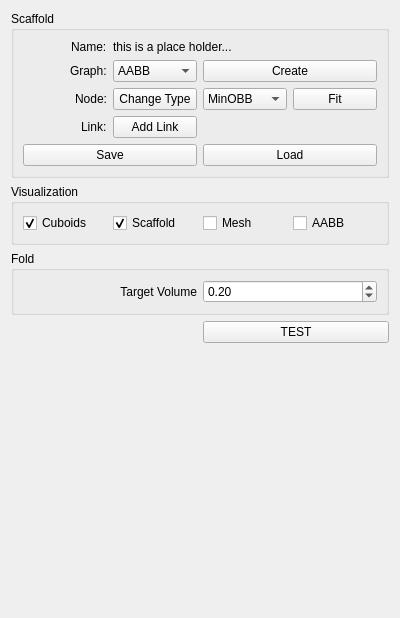
Above: FoldPlugin/FdWidget.ui from letienhung/fold-hcc before the change. Below: the same form after it.
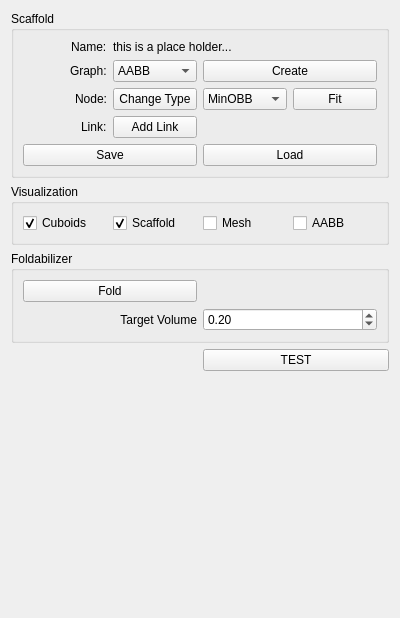
That is the form after the change.

The edit to the form file:
```diff
--- a/FoldPlugin/FdWidget.ui
+++ b/FoldPlugin/FdWidget.ui
@@ -212,7 +212,7 @@
    <item row="3" column="0" colspan="2">
     <widget class="QGroupBox" name="groupBox_3">
      <property name="title">
-      <string>Fold</string>
+      <string>Foldabilizer</string>
      </property>
      <layout class="QGridLayout" name="gridLayout_4">
       <item row="1" column="1">
@@ -238,6 +238,13 @@
         </property>
        </widget>
       </item>
+      <item row="0" column="0">
+       <widget class="QPushButton" name="fold">
+        <property name="text">
+         <string>Fold</string>
+        </property>
+       </widget>
+      </item>
      </layout>
     </widget>
    </item>
```
